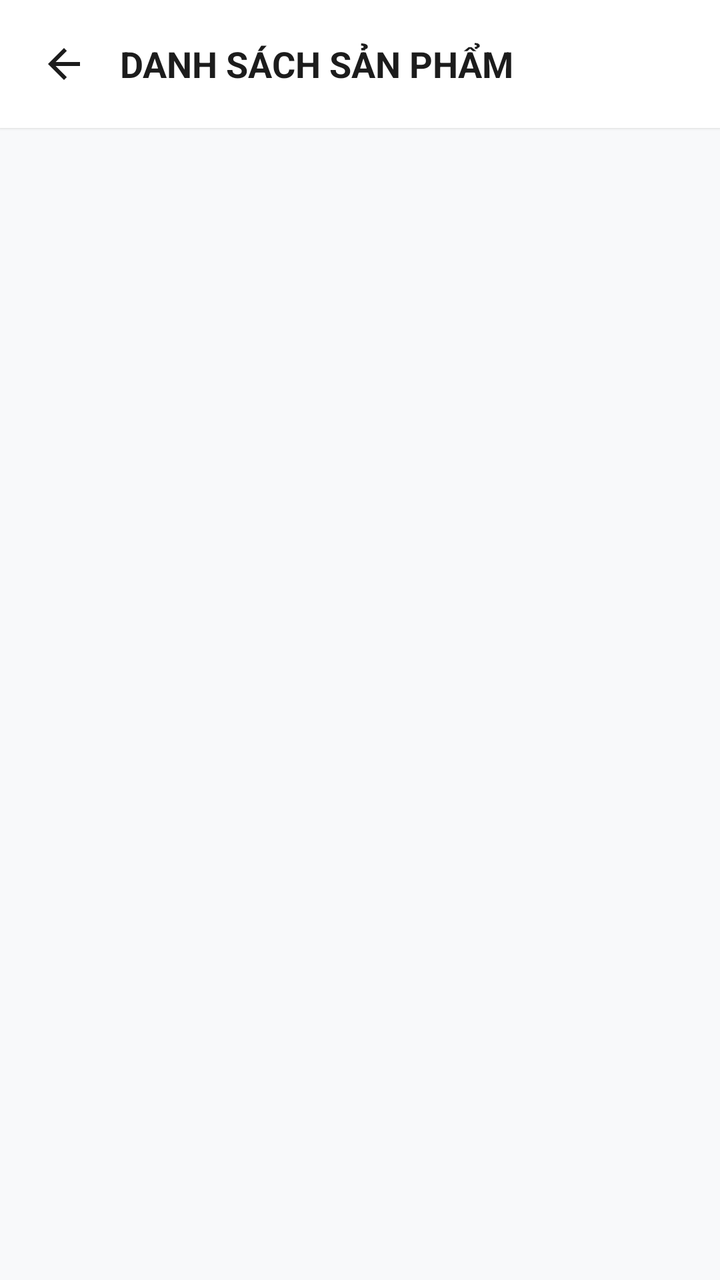
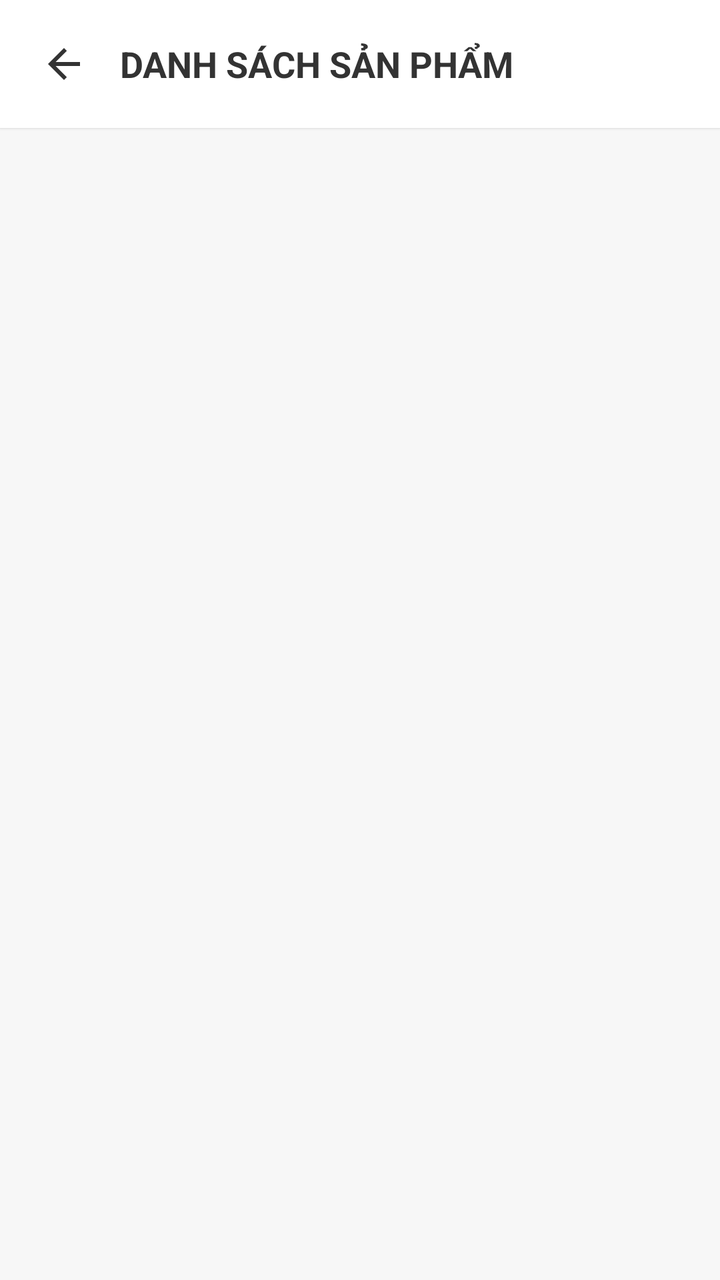

The first picture is an Android layout as it rendered before a commit; the second is the same layout after the commit. The layout source and the unified diff follow.
<!-- AndroidManifest.xml: application theme Theme.MobileDeviceStoreTDMU -->
<!-- res/layout/activity_danh_sach_san_pham.xml -->
<?xml version="1.0" encoding="utf-8"?>
<LinearLayout xmlns:android="http://schemas.android.com/apk/res/android"
    xmlns:tools="http://schemas.android.com/tools"
    android:layout_width="match_parent"
    android:layout_height="match_parent"
    android:orientation="vertical"
    android:background="#F8F9FA"
    android:fitsSystemWindows="true"
    tools:context=".activity.DanhSachSanPhamActivity">

    
    <LinearLayout
        android:layout_width="match_parent"
        android:layout_height="wrap_content"
        android:background="#FFFFFF"
        android:elevation="1dp"
        android:padding="16dp"
        android:orientation="horizontal"
        android:gravity="center_vertical">

        <ImageView
            android:id="@+id/btnBackHeader"
            android:layout_width="32dp"
            android:layout_height="32dp"
            android:src="@drawable/ic_arrow_back"
            android:background="?attr/selectableItemBackgroundBorderless"
            android:padding="4dp"
            android:layout_marginEnd="12dp" />

        <TextView
            android:id="@+id/tvTieuDeDanhSachSanPham"
            android:layout_width="0dp"
            android:layout_height="wrap_content"
            android:layout_weight="1"
            android:text="DANH SÁCH SẢN PHẨM"
            android:textSize="18sp"
            android:textStyle="bold"
            android:textColor="#1C1C1C" />

    </LinearLayout>

    <TextView
        android:id="@+id/tvEmptyDanhSachSanPham"
        android:layout_width="match_parent"
        android:layout_height="match_parent"
        android:text="Chưa có sản phẩm nào thuộc danh mục này!"
        android:textColor="#8E8E93"
        android:textSize="15sp"
        android:gravity="center"
        android:visibility="gone" />

    <androidx.recyclerview.widget.RecyclerView
        android:id="@+id/rvDanhSachSanPham"
        android:layout_width="match_parent"
        android:layout_height="match_parent"
        android:clipToPadding="false"
        android:padding="8dp" />

</LinearLayout>
<!-- resources referenced by this layout -->
<resources>
  <!-- drawable ic_arrow_back (drawable) -->
  <vector xmlns:android="http://schemas.android.com/apk/res/android"
      android:width="24dp"
      android:height="24dp"
      android:viewportWidth="24"
      android:viewportHeight="24">
      <path
          android:fillColor="#1C1C1C"
          android:pathData="M20,11H7.83l5.59,-5.59L12,4l-8,8 8,8 1.41,-1.41L7.83,13H20v-2z"/>
  </vector>
  <style name="Theme.MobileDeviceStoreTDMU" parent="Base.Theme.MobileDeviceStoreTDMU" />
  <style name="Base.Theme.MobileDeviceStoreTDMU" parent="Theme.Material3.DayNight.NoActionBar">
          
          
      </style>
</resources>

<!-- the commit's change to res/layout/activity_danh_sach_san_pham.xml (unified diff, before → after) -->
@@ -1,10 +1,11 @@
 <?xml version="1.0" encoding="utf-8"?>
 <LinearLayout xmlns:android="http://schemas.android.com/apk/res/android"
     xmlns:tools="http://schemas.android.com/tools"
+    xmlns:app="http://schemas.android.com/apk/res-auto"
     android:layout_width="match_parent"
     android:layout_height="match_parent"
     android:orientation="vertical"
-    android:background="#F8F9FA"
+    android:background="@color/bg_light"
     android:fitsSystemWindows="true"
     tools:context=".activity.DanhSachSanPhamActivity">
 
@@ -12,7 +13,7 @@
     <LinearLayout
         android:layout_width="match_parent"
         android:layout_height="wrap_content"
-        android:background="#FFFFFF"
+        android:background="@color/bg_white"
         android:elevation="1dp"
         android:padding="16dp"
         android:orientation="horizontal"
@@ -25,6 +26,7 @@
             android:src="@drawable/ic_arrow_back"
             android:background="?attr/selectableItemBackgroundBorderless"
             android:padding="4dp"
+            app:tint="@color/text_primary"
             android:layout_marginEnd="12dp" />
 
         <TextView
@@ -35,7 +37,7 @@
             android:text="DANH SÁCH SẢN PHẨM"
             android:textSize="18sp"
             android:textStyle="bold"
-            android:textColor="#1C1C1C" />
+            android:textColor="@color/text_primary" />
 
     </LinearLayout>
 
@@ -44,8 +46,8 @@
         android:layout_width="match_parent"
         android:layout_height="match_parent"
         android:text="Chưa có sản phẩm nào thuộc danh mục này!"
-        android:textColor="#8E8E93"
-        android:textSize="15sp"
+        android:textColor="@color/text_secondary"
+        android:textSize="16sp"
         android:gravity="center"
         android:visibility="gone" />
 
@@ -54,6 +56,6 @@
         android:layout_width="match_parent"
         android:layout_height="match_parent"
         android:clipToPadding="false"
-        android:padding="8dp" />
+        android:padding="12dp" />
 
 </LinearLayout>
<!-- resource entries referenced after the edit -->
@@ -1,5 +1,9 @@
 <!-- resources referenced by this layout -->
 <resources>
+  <color name="bg_light">#F7F7F7</color>
+  <color name="bg_white">#FFFFFF</color>
+  <color name="text_primary">#333333</color>
+  <color name="text_secondary">#8E8E93</color>
   <!-- drawable ic_arrow_back (drawable) -->
   <vector xmlns:android="http://schemas.android.com/apk/res/android"
       android:width="24dp"
